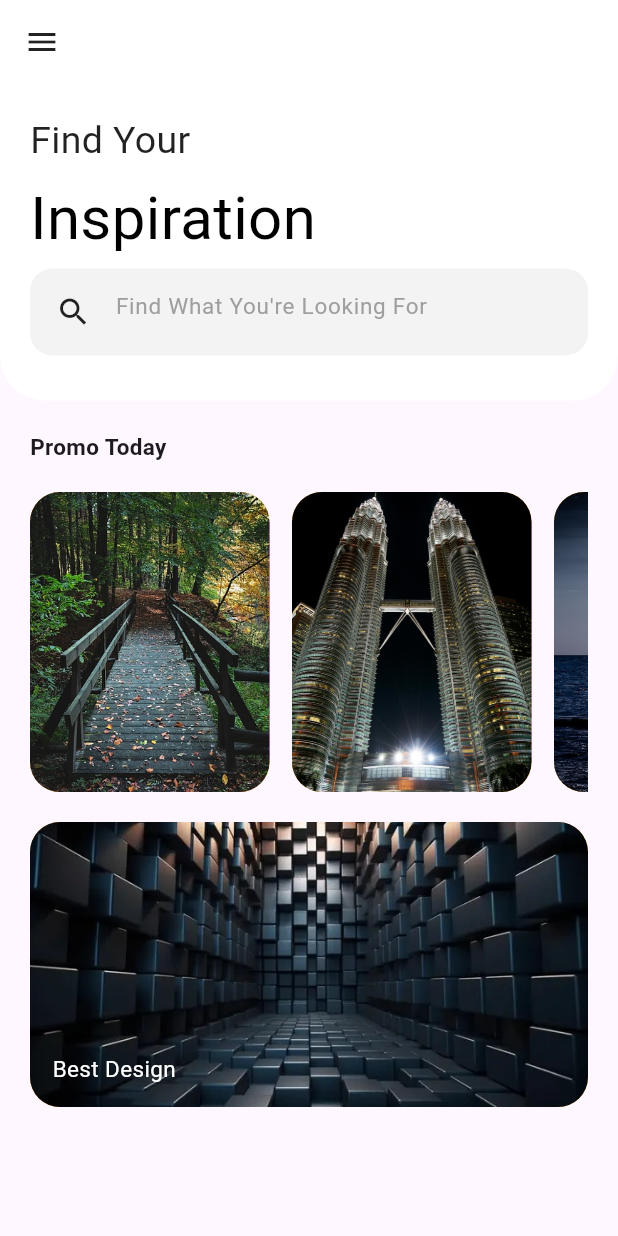
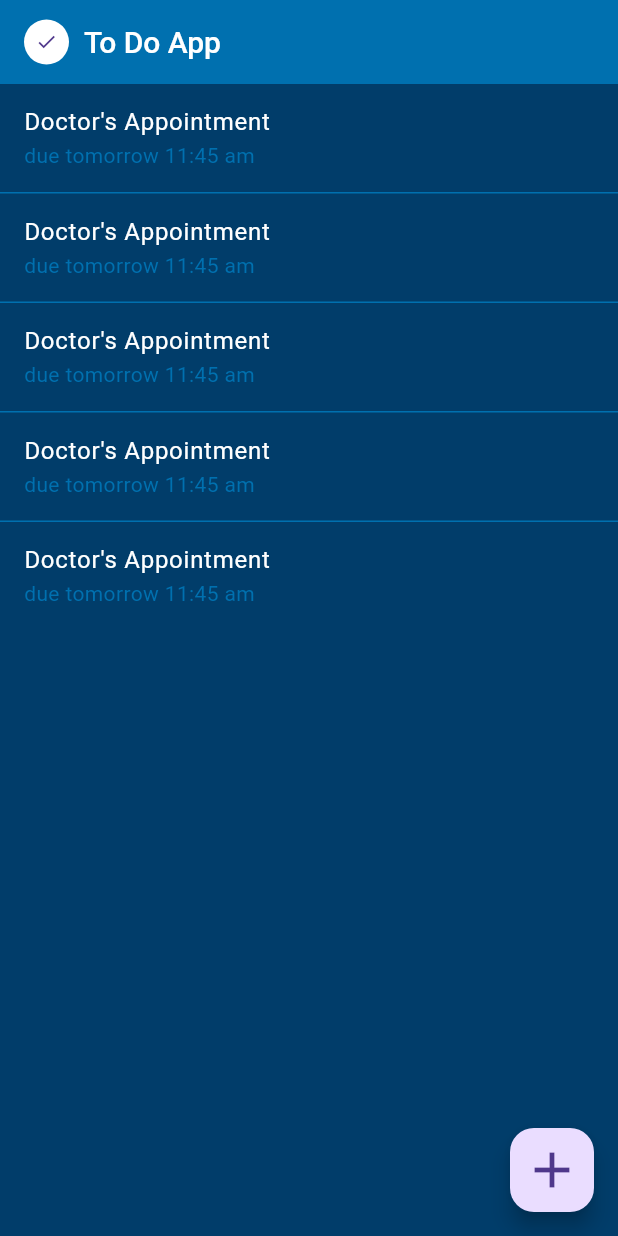
Before and after one commit to AbdullahUsman07/To_Do_App, a Flutter app: the screen it shows after launch, on a phone screen of 412 x 824 dp. Run offline on Flutter 3.47's test engine with Material 3 defaults, Android fonts, the phone set to English and light mode, and no system bars.

Commit message:
feat: UI designed

```diff
--- /dev/null
+++ b/lib/constants/colors.dart
@@ -0,0 +1,5 @@
+import 'package:flutter/material.dart';
+
+const primary=Color.fromRGBO(0, 112, 175, 1);
+const secondary =Color(0xFF013D6A);
+const textBlue = Color(0xFF8BCCF8);
--- a/lib/main.dart
+++ b/lib/main.dart
@@ -1,154 +1,18 @@
 
 import 'package:flutter/material.dart';
-import 'package:flutter/services.dart';
+import 'package:todo_App/screens/homepage.dart';
+
+void main()=>runApp(const TodoApp());
 
 
-void main() {
-  runApp(MaterialApp(
-    debugShowCheckedModeBanner: false,
-    home: HomePage(),
-  ));
-}
+class TodoApp extends StatelessWidget {
+  const TodoApp({super.key});
 
-class HomePage extends StatefulWidget {
-  @override
-  _HomePageState createState() => _HomePageState();
-}
-
-class _HomePageState extends State<HomePage> {
   @override
   Widget build(BuildContext context) {
-    return Scaffold(
-      appBar: AppBar(
-        backgroundColor: Colors.white,
-        elevation: 0,
-        systemOverlayStyle: SystemUiOverlayStyle.dark,
-        leading: IconButton(
-          icon: const Icon(
-            Icons.menu,
-            color: Colors.black87,
-          ),
-          onPressed: () {},
-        ),
-      ),
-      body: SafeArea(
-          child: Column(
-        crossAxisAlignment: CrossAxisAlignment.start,
-        children: <Widget>[
-          Container(
-            width: double.infinity,
-            decoration: const BoxDecoration(
-              color: Colors.white,
-              borderRadius: BorderRadius.vertical(
-                bottom: Radius.circular(30),
-              ),
-            ),
-            padding: const EdgeInsets.all(20.0),
-            child: Column(
-              crossAxisAlignment: CrossAxisAlignment.start,
-              children: <Widget>[
-                const Text(
-                  'Find Your',
-                  style: TextStyle(color: Colors.black87, fontSize: 25.0),
-                ),
-                const SizedBox(
-                  height: 5,
-                ),
-                const Text(
-                  'Inspiration',
-                  style: TextStyle(color: Colors.black, fontSize: 40),
-                ),
-                const SizedBox(
-                  height: 5.0,
-                ),
-                Container(
-                  padding: const EdgeInsets.all(5.0),
-                  decoration: BoxDecoration(
-                    color: const Color.fromRGBO(244, 243, 243, 1),
-                    borderRadius: BorderRadius.circular(15),
-                  ),
-                  child: const TextField(
-                    decoration: InputDecoration(
-                      border: InputBorder.none,
-                      prefixIcon: Icon(Icons.search, color: Colors.black87),
-                      hintText: "Find What You're Looking For",
-                      hintStyle: TextStyle(color: Colors.grey, fontSize: 15),
-                    ),
-                  ),
-                ),
-                const SizedBox(
-                  height: 10.0,
-                ),
-              ],
-            ),
-          ),
-          const SizedBox(
-            height: 20,
-          ),
-          Padding(
-            padding: const EdgeInsets.symmetric(horizontal: 20),
-            child: Column(
-              crossAxisAlignment: CrossAxisAlignment.start,
-              children: <Widget>[
-                const Text(
-                  'Promo Today',
-                  style: TextStyle(fontSize: 15, fontWeight: FontWeight.bold),
-                ),
-                const SizedBox(
-                  height: 20,
-                ),
-                Container(
-                    height: 200,
-                    child: ListView(
-                      scrollDirection: Axis.horizontal,
-                      children: [
-                        promoCard('assets/images/image-1.jpg'),
-                        promoCard('assets/images/image-2.jpeg'),
-                        promoCard('assets/images/image-4.jpg'),
-                        promoCard('assets/images/image-5.jpeg'),
-                      ],
-                    ),
-                    ),
-                    const SizedBox(height: 20,),
-                    Container(
-                      height: 190,
-                      decoration: BoxDecoration(
-                        color:Colors.orange,
-                        borderRadius: BorderRadius.circular(20),
-                      image:const DecorationImage(
-                        fit: BoxFit.cover,
-                        image:AssetImage('assets/images/image-3.jpg'),
-                      )
-                      ),
-                      child: const Align(
-                        alignment: Alignment.bottomLeft,
-                        child:Padding(
-                          padding: EdgeInsets.all(15.0),
-                          child: Text('Best Design',style:TextStyle(color: Colors.white,fontSize: 15),),
-                        ),
-                      ),
-                    )
-              ],
-            ),
-          )
-        ],
-      )),
+    return MaterialApp(
+      debugShowCheckedModeBanner: false,
+      home: HomePage(),
     );
   }
-
-  Widget promoCard(image) {
-    return AspectRatio(
-        aspectRatio: 2.62 / 3,
-        child: Container(
-          margin: const EdgeInsets.only(right: 15.0),
-          decoration: BoxDecoration(
-            color: Colors.orange,
-            borderRadius: BorderRadius.circular(20.0),
-            image: DecorationImage(
-              fit: BoxFit.cover,
-              image: AssetImage(image),
-            ),
-          ),
-        ));
-  }
 }
--- /dev/null
+++ b/lib/screens/homepage.dart
@@ -0,0 +1,118 @@
+
+
+import 'package:flutter/material.dart';
+import 'package:todo_App/constants/colors.dart';
+
+class HomePage extends StatelessWidget {
+  const HomePage({
+    super.key,
+  });
+
+  @override
+  Widget build(BuildContext context) {
+    return Scaffold(
+      backgroundColor: secondary,
+      appBar: AppBar(
+        backgroundColor: primary,
+        title: const Row(children: [
+          CircleAvatar(
+            backgroundColor: Colors.white,
+            radius: 15,
+            child: Icon(Icons.check,size: 15,),
+          ),
+          SizedBox(width: 10,),
+          Text("To Do App",style:TextStyle(color:Colors.white,fontWeight: FontWeight.w500,fontSize: 20))
+        ],),
+      ),
+      body: ListView.separated(itemBuilder: (context, index){
+        return ListTile(
+          title: const Text("Doctor's Appointment",style:TextStyle(color:Colors.white)),
+          subtitle: const Text("due tomorrow 11:45 am",style:TextStyle(color:primary)),
+        );
+      },
+       separatorBuilder: (context,index){
+        return Divider(
+          height: 1,
+          thickness: 1,
+          color: primary,
+        );
+       }, itemCount: 5,
+       ),
+       floatingActionButton: AddTaskButton(),
+    );
+  }
+}
+
+class AddTaskButton extends StatelessWidget {
+   AddTaskButton({
+    super.key,
+  });
+
+  @override
+  Widget build(BuildContext context) {
+
+    double sw =MediaQuery.sizeOf(context).width;
+    double sh =MediaQuery.sizeOf(context).height;
+
+    return FloatingActionButton(onPressed: (){
+      showDialog(context: context, builder: (context){
+        return Dialog(
+          backgroundColor: primary,
+          child: Container(
+            width: sw *0.7,
+            height: sh*0.6,
+            child:Padding(
+              padding: EdgeInsets.symmetric(horizontal: sw*0.05, vertical : sh *0.02),
+              child: Column(
+                crossAxisAlignment: CrossAxisAlignment.start,
+                children: [
+                Align(
+                  alignment: Alignment.center,
+                  child: const Text("New Task",style:TextStyle(color:Colors.white,fontSize: 20,fontWeight: FontWeight.w600),)),
+                Text("What is to be done",style:TextStyle(color:secondary,fontWeight: FontWeight.w500)),
+                CustomInputFeild(title: "Create New Task",),
+                const SizedBox(height:50),
+                Text("What is to be done",style:TextStyle(color:secondary,fontWeight: FontWeight.w500)),
+                CustomInputFeild(title: "Enter Date",readOnly: true,icon: Icons.calendar_month,),
+                const SizedBox(height: 10,),
+                CustomInputFeild(title: "Enter Time",readOnly: true,icon:Icons.lock_clock),
+                const SizedBox(height: 20,),
+                Align(
+                  alignment: Alignment.center,
+                  child: ElevatedButton(onPressed: (){}, child: const Text("Create"))),
+              ],),
+            )
+          ),
+        );
+      });
+    },
+    child: Icon(Icons.add,size:40),
+    );
+  }
+}
+
+class CustomInputFeild extends StatelessWidget {
+  CustomInputFeild({
+    super.key,
+    required this.title,
+    this.readOnly=false,
+    this.icon,
+  });
+
+  final String title;
+  bool readOnly;
+  IconData? icon;
+
+  @override
+  Widget build(BuildContext context) {
+    return TextField(
+      readOnly: readOnly,
+      decoration: InputDecoration(
+        hintText: title,
+        hintStyle: const TextStyle(color:Colors.grey),
+        suffixIcon: Icon(icon,color: Colors.white,),
+      ),
+
+    );
+  }
+}
--- a/pubspec.yaml
+++ b/pubspec.yaml
@@ -1,4 +1,4 @@
-name: project_one
+name: todo_App
 description: "A new Flutter project."
 # The following line prevents the package from being accidentally published to
 # pub.dev using `flutter pub publish`. This is preferred for private packages.
```
Also changed, not shown: pubspec.lock, 1 other file.
